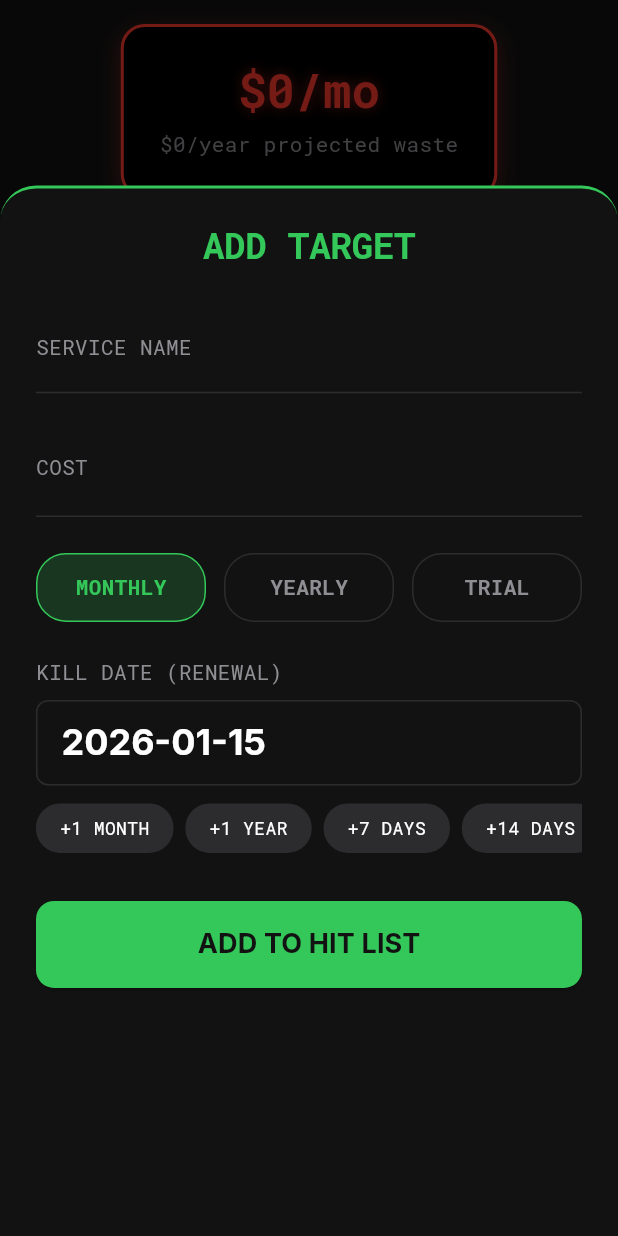
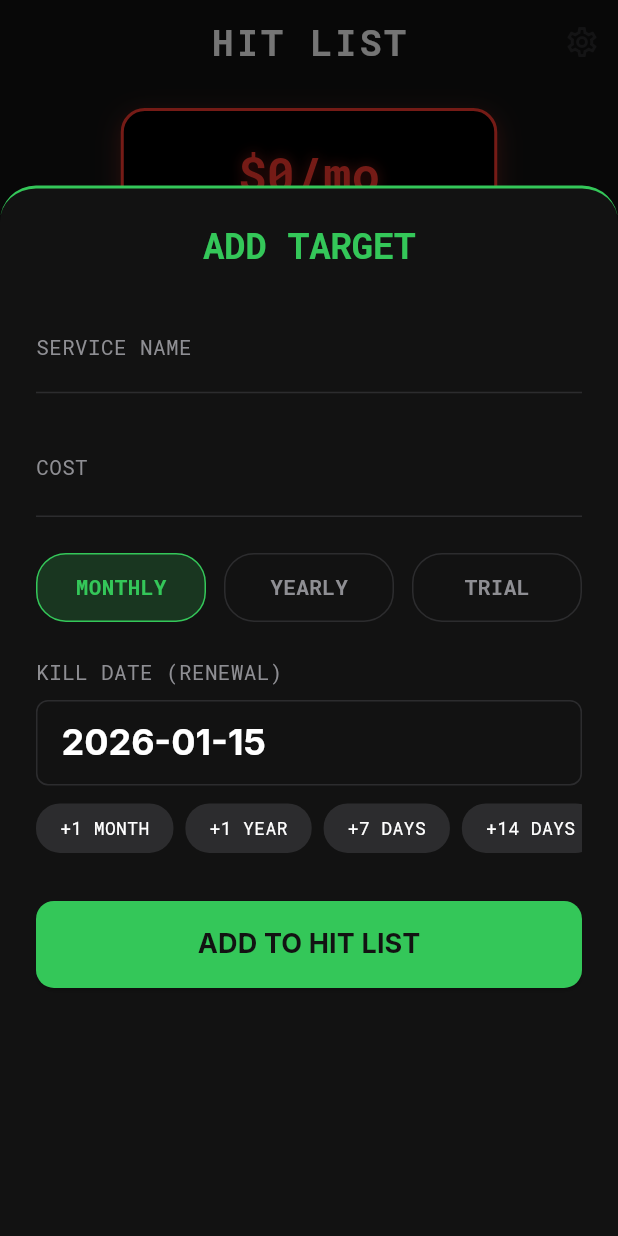
Before and after one commit to its-me-anoop/subscription_reaper, a Flutter app: the DashboardScreen screen opened directly, after a tap on the "add" icon, on a phone screen of 412 x 824 dp. Run offline on Flutter 3.47's test engine with Material 3 defaults, Android fonts, the phone set to English and light mode, and no system bars; our stand-ins replace google_fonts, shared_preferences; accounts and stored records are empty.

Commit message:
feat: Add settings screen with notification toggling, database nuke, and implement data persistence for subscriptions and settings.

```diff
--- a/lib/main.dart
+++ b/lib/main.dart
@@ -1,6 +1,7 @@
 import 'package:flutter/material.dart';
 import 'package:provider/provider.dart';
 import 'providers/subscription_provider.dart';
+import 'providers/settings_provider.dart';
 import 'theme/app_theme.dart';
 import 'screens/intro_screen.dart';
 
@@ -16,6 +17,7 @@ class SubscriptionReaperApp extends StatelessWidget {
     return MultiProvider(
       providers: [
         ChangeNotifierProvider(create: (_) => SubscriptionProvider()),
+        ChangeNotifierProvider(create: (_) => SettingsProvider()),
       ],
       child: MaterialApp(
         title: 'Subscription Reaper',
--- /dev/null
+++ b/lib/providers/settings_provider.dart
@@ -0,0 +1,26 @@
+import 'package:flutter/material.dart';
+import 'package:shared_preferences/shared_preferences.dart';
+
+class SettingsProvider with ChangeNotifier {
+  static const String _notificationsKey = 'notifications_enabled';
+  bool _notificationsEnabled = true;
+
+  bool get notificationsEnabled => _notificationsEnabled;
+
+  SettingsProvider() {
+    _loadSettings();
+  }
+
+  Future<void> _loadSettings() async {
+    final prefs = await SharedPreferences.getInstance();
+    _notificationsEnabled = prefs.getBool(_notificationsKey) ?? true;
+    notifyListeners();
+  }
+
+  Future<void> toggleNotifications(bool value) async {
+    _notificationsEnabled = value;
+    notifyListeners();
+    final prefs = await SharedPreferences.getInstance();
+    await prefs.setBool(_notificationsKey, value);
+  }
+}
--- a/lib/providers/subscription_provider.dart
+++ b/lib/providers/subscription_provider.dart
@@ -1,19 +1,41 @@
-import 'package:flutter/foundation.dart';
+import 'dart:convert';
+import 'package:flutter/material.dart';
+import 'package:shared_preferences/shared_preferences.dart';
 import '../models/subscription.dart';
 
 /// Manages the state of subscriptions in the application.
 ///
-/// This provider handles adding, removing, and retrieving subscriptions.
-/// It also calculates total costs and sorts subscriptions by urgency.
+/// Manages the list of subscriptions and provides derived data.
 class SubscriptionProvider with ChangeNotifier {
-  final List<Subscription> _subscriptions = [];
+  List<Subscription> _subscriptions = [];
+  List<Subscription>? _cachedSortedSubscriptions;
+  static const String _storageKey = 'subscriptions_data';
 
-  // Cache for sorted subscriptions to avoid re-sorting on every access
-  List<Subscription>? _cachedSortedSubscriptions;
+  SubscriptionProvider() {
+    _loadSubscriptions();
+  }
 
-  /// Returns a list of subscriptions sorted by days remaining (soonest first).
-  ///
-  /// The list is cached and only re-sorted when the subscription list changes.
+  /// Loads subscriptions from persistent storage.
+  Future<void> _loadSubscriptions() async {
+    final prefs = await SharedPreferences.getInstance();
+    final String? data = prefs.getString(_storageKey);
+    if (data != null) {
+      final List<dynamic> decoded = jsonDecode(data);
+      _subscriptions = decoded.map((e) => Subscription.fromJson(e)).toList();
+      notifyListeners();
+    }
+  }
+
+  /// Saves subscriptions to persistent storage.
+  Future<void> _saveSubscriptions() async {
+    final prefs = await SharedPreferences.getInstance();
+    final String data = jsonEncode(
+      _subscriptions.map((e) => e.toJson()).toList(),
+    );
+    await prefs.setString(_storageKey, data);
+  }
+
+  /// Returns a sorted list of subscriptions (Critical -> Warning -> Safe).
   List<Subscription> get subscriptions {
     if (_cachedSortedSubscriptions != null) {
       return _cachedSortedSubscriptions!;
@@ -26,17 +48,19 @@ class SubscriptionProvider with ChangeNotifier {
     return _cachedSortedSubscriptions!;
   }
 
-  /// Adds a new [subscription] to the list.
+  /// Adds a new subscription.
   void addSubscription(Subscription subscription) {
     _subscriptions.add(subscription);
     _invalidateCache();
+    _saveSubscriptions();
     notifyListeners();
   }
 
-  /// Removes a subscription with the given [id].
+  /// Removes a subscription by ID.
   void removeSubscription(String id) {
     _subscriptions.removeWhere((sub) => sub.id == id);
     _invalidateCache();
+    _saveSubscriptions();
     notifyListeners();
   }
 
@@ -50,7 +74,13 @@ class SubscriptionProvider with ChangeNotifier {
     return _subscriptions.fold(0, (sum, sub) => sum + sub.yearlyCost);
   }
 
-  /// Invalidates the cached sorted list.
+  /// Removes all subscriptions from the list.
+  void clearAllSubscriptions() {
+    _subscriptions.clear();
+    _invalidateCache();
+    notifyListeners();
+  }
+
   void _invalidateCache() {
     _cachedSortedSubscriptions = null;
   }
--- a/lib/screens/dashboard_screen.dart
+++ b/lib/screens/dashboard_screen.dart
@@ -1,11 +1,13 @@
 import 'package:flutter/material.dart';
 import 'package:provider/provider.dart';
 import 'package:flutter/services.dart';
+
 import '../providers/subscription_provider.dart';
 import '../models/subscription.dart';
 import '../theme/app_theme.dart';
 import 'add_subscription_sheet.dart';
 import 'detail_screen.dart';
+import 'settings_screen.dart';
 
 class DashboardScreen extends StatelessWidget {
   const DashboardScreen({super.key});
@@ -13,6 +15,33 @@ class DashboardScreen extends StatelessWidget {
   @override
   Widget build(BuildContext context) {
     return Scaffold(
+      backgroundColor: AppTheme.kColorBackground,
+      appBar: AppBar(
+        backgroundColor: Colors.transparent,
+        elevation: 0,
+        title: Text(
+          "HIT LIST",
+          style: Theme.of(
+            context,
+          ).textTheme.displayLarge?.copyWith(fontSize: 24, letterSpacing: 2),
+        ),
+        centerTitle: true,
+        actions: [
+          IconButton(
+            icon: const Icon(
+              Icons.settings_outlined,
+              color: AppTheme.kColorGrey,
+            ),
+            onPressed: () {
+              HapticFeedback.lightImpact();
+              Navigator.push(
+                context,
+                MaterialPageRoute(builder: (context) => const SettingsScreen()),
+              );
+            },
+          ),
+        ],
+      ),
       body: SafeArea(
         child: Column(
           children: [
@@ -64,8 +93,12 @@ class _DashboardHeader extends StatelessWidget {
 
   @override
   Widget build(BuildContext context) {
-    final monthlyCost = context.select<SubscriptionProvider, double>((p) => p.totalMonthlyCost);
-    final yearlyWaste = context.select<SubscriptionProvider, double>((p) => p.yearlyWasteProjection);
+    final monthlyCost = context.select<SubscriptionProvider, double>(
+      (p) => p.totalMonthlyCost,
+    );
+    final yearlyWaste = context.select<SubscriptionProvider, double>(
+      (p) => p.yearlyWasteProjection,
+    );
 
     return Container(
       margin: const EdgeInsets.all(16),
@@ -99,9 +132,9 @@ class _DashboardHeader extends StatelessWidget {
           const SizedBox(height: 8),
           Text(
             "\$${yearlyWaste.toStringAsFixed(0)}/year projected waste",
-            style: Theme.of(context).textTheme.bodyMedium?.copyWith(
-              color: AppTheme.kColorLightGrey,
-            ),
+            style: Theme.of(
+              context,
+            ).textTheme.bodyMedium?.copyWith(color: AppTheme.kColorLightGrey),
           ),
         ],
       ),
@@ -160,10 +193,12 @@ class _SubscriptionCard extends StatelessWidget {
       ),
       onDismissed: (direction) {
         HapticFeedback.heavyImpact();
-        context.read<SubscriptionProvider>().removeSubscription(subscription.id);
-        ScaffoldMessenger.of(context).showSnackBar(
-          SnackBar(content: Text('${subscription.name} reaped!')),
+        context.read<SubscriptionProvider>().removeSubscription(
+          subscription.id,
         );
+        ScaffoldMessenger.of(
+          context,
+        ).showSnackBar(SnackBar(content: Text('${subscription.name} reaped!')));
       },
       child: GestureDetector(
         onTap: () {
@@ -182,10 +217,15 @@ class _SubscriptionCard extends StatelessWidget {
             borderRadius: BorderRadius.circular(12),
           ),
           child: ListTile(
-            contentPadding: const EdgeInsets.symmetric(horizontal: 16, vertical: 8),
+            contentPadding: const EdgeInsets.symmetric(
+              horizontal: 16,
+              vertical: 8,
+            ),
             title: Text(
               subscription.name,
-              style: Theme.of(context).textTheme.headlineMedium?.copyWith(fontSize: 18),
+              style: Theme.of(
+                context,
+              ).textTheme.headlineMedium?.copyWith(fontSize: 18),
             ),
             subtitle: Text(
               _getStatusText(subscription.status, subscription.daysRemaining),
@@ -198,7 +238,9 @@ class _SubscriptionCard extends StatelessWidget {
             ),
             trailing: Text(
               "\$${subscription.cost.toStringAsFixed(2)}",
-              style: Theme.of(context).textTheme.displayLarge?.copyWith(fontSize: 20),
+              style: Theme.of(
+                context,
+              ).textTheme.displayLarge?.copyWith(fontSize: 20),
             ),
           ),
         ),
--- a/pubspec.yaml
+++ b/pubspec.yaml
@@ -38,6 +38,7 @@ dependencies:
   google_fonts: ^6.2.1
   intl: ^0.19.0
   uuid: ^4.4.0
+  shared_preferences: ^2.5.3
 
 dev_dependencies:
   flutter_test:
```
Also changed, not shown: lib/models/subscription.dart (+24 -0 lines), lib/screens/settings_screen.dart (added, +223 -0 lines), pubspec.lock, 3 other files.
